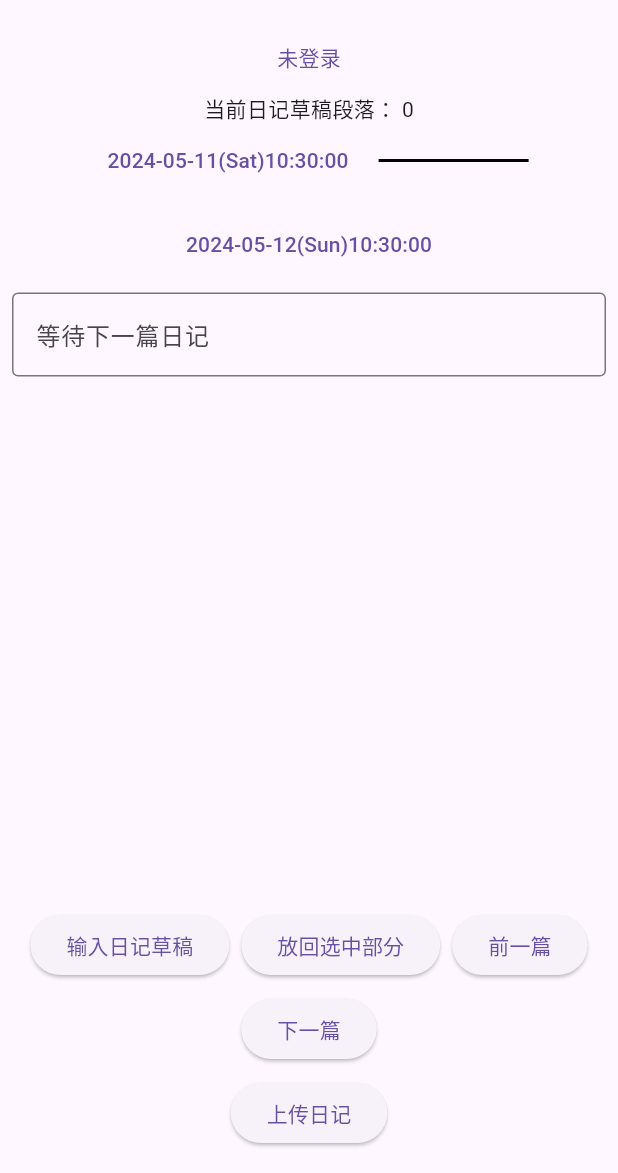
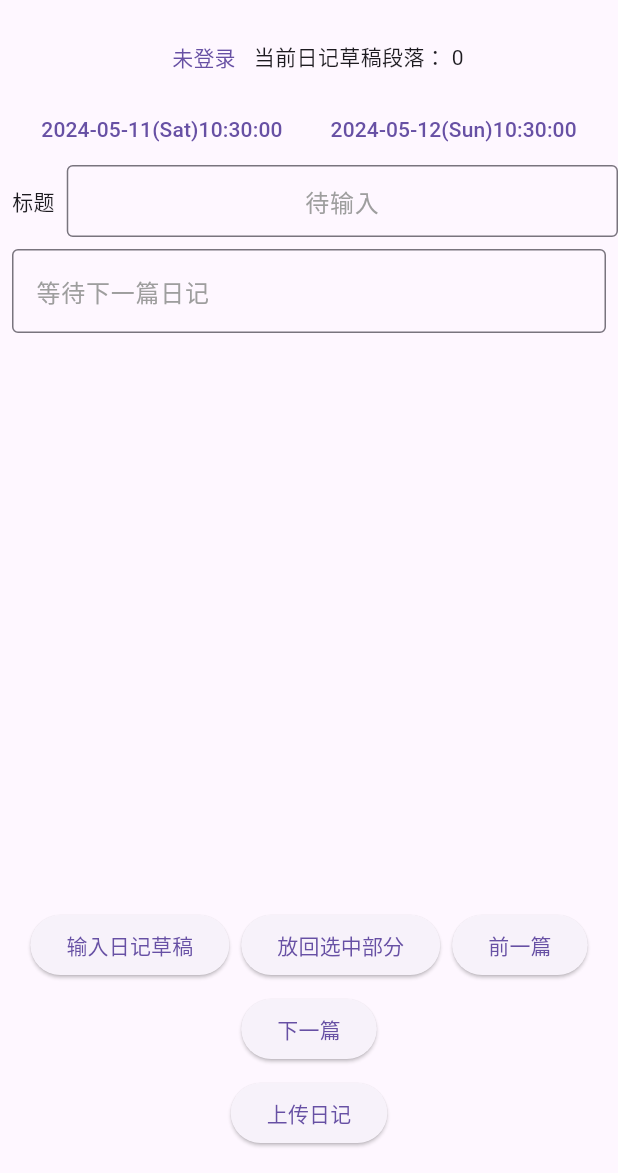
Before and after one commit to AoEiuV020/DiaryUploader, a Flutter app: the DiarySplitView screen opened by its route, after a tap on "下一篇", on a phone screen of 412 x 824 dp, the part 63-1236 px from its top. Run offline on Flutter 3.47's test engine with Material 3 defaults, Android fonts, the phone set to English and light mode, and no system bars; our stand-ins replace flutter_dotenv, get, google_sign_in, googleapis_auth, plugin_platform_interface, shared_preferences and 1 more; missing offline and left inert: extension_google_sign_in_as_googleapis_auth, googleapis, shelf_router; accounts and stored records are empty.

Commit message:
添加日记标题的解析

```diff
--- a/apps/diaryuploader/lib/app/modules/DiarySplit/controllers/diary_split_controller.dart
+++ b/apps/diaryuploader/lib/app/modules/DiarySplit/controllers/diary_split_controller.dart
@@ -12,6 +12,7 @@ import '../../../routes/app_pages.dart';
 
 class DiarySplitController extends GetxController {
   final TextEditingController textController = TextEditingController();
+  final TextEditingController titleController = TextEditingController();
   final DateFormat dateFormat =
       DateFormat('yyyy-MM-dd(E)HH:mm:ss', Get.locale?.toString());
   final GoogleSignInController signIn = Get.find();
@@ -48,7 +49,7 @@ class DiarySplitController extends GetxController {
 
   Diary defaultDiary() {
     final now = DateTime.now();
-    return Diary('', now.add(const Duration(days: -1)), now);
+    return Diary('', '', now.add(const Duration(days: -1)), now);
   }
 
   void append(String text) {
--- a/apps/diaryuploader/lib/app/modules/DiarySplit/views/diary_split_view.dart
+++ b/apps/diaryuploader/lib/app/modules/DiarySplit/views/diary_split_view.dart
@@ -27,9 +27,9 @@ class DiarySplitView extends GetView<DiarySplitController> {
                         : '选择日历本'
                     : '未登录')),
               ),
+              Obx(() => Text('当前日记草稿段落： ${controller.diaryContent.length}')),
             ],
           ),
-          Obx(() => Text('当前日记草稿段落： ${controller.diaryContent.length}')),
           Wrap(
             spacing: 8.0,
             runSpacing: 8.0,
@@ -48,12 +48,6 @@ class DiarySplitView extends GetView<DiarySplitController> {
                 child: Obx(() => Text(controller
                     .timeToString(controller.currentDiary.value.start))),
               ),
-              // 中间横线
-              Container(
-                width: 100.0, // 可以根据需要调整横线的长度
-                height: 2.0, // 横线的宽度
-                color: Colors.black, // 横线的颜色
-              ),
               // 右侧时间控件
               TextButton(
                 onPressed: () {
@@ -66,6 +60,28 @@ class DiarySplitView extends GetView<DiarySplitController> {
                 },
                 child: Obx(() => Text(controller
                     .timeToString(controller.currentDiary.value.end))),
+              ),
+            ],
+          ),
+          Row(
+            children: [
+              const Padding(
+                padding: EdgeInsets.all(8.0),
+                child: Text('标题'),
+              ),
+              Expanded(
+                child: TextField(
+                  controller: controller.titleController,
+                  textAlign: TextAlign.center,
+                  decoration: const InputDecoration(
+                    border: OutlineInputBorder(),
+                    contentPadding: EdgeInsets.all(8),
+                    hintText: '待输入',
+                    hintStyle: TextStyle(
+                      color: Colors.grey, // 使用灰色系列颜色
+                    ),
+                  ),
+                ),
               ),
             ],
           ),
@@ -87,6 +103,9 @@ class DiarySplitView extends GetView<DiarySplitController> {
                         decoration: const InputDecoration(
                           border: OutlineInputBorder(),
                           hintText: '等待下一篇日记',
+                          hintStyle: TextStyle(
+                            color: Colors.grey, // 使用灰色系列颜色
+                          ),
                         ),
                       ),
                     ),
--- a/packages/diary_split/lib/src/diary.dart
+++ b/packages/diary_split/lib/src/diary.dart
@@ -2,22 +2,26 @@
 import 'dart:convert';
 
 class Diary {
+  final String title;
   final String content;
   final DateTime start;
   final DateTime end;
 
   Diary(
+    this.title,
     this.content,
     this.start,
     this.end,
   );
 
   Diary copyWith({
+    String? title,
     String? content,
     DateTime? start,
     DateTime? end,
   }) {
     return Diary(
+      title ?? this.title,
       content ?? this.content,
       start ?? this.start,
       end ?? this.end,
@@ -26,6 +30,7 @@ class Diary {
 
   Map<String, dynamic> toMap() {
     return <String, dynamic>{
+      'title': title,
       'content': content,
       'start': start.millisecondsSinceEpoch,
       'end': end.millisecondsSinceEpoch,
@@ -34,6 +39,7 @@ class Diary {
 
   factory Diary.fromMap(Map<String, dynamic> map) {
     return Diary(
+      map['title'] as String,
       map['content'] as String,
       DateTime.fromMillisecondsSinceEpoch(map['start'] as int),
       DateTime.fromMillisecondsSinceEpoch(map['end'] as int),
@@ -46,15 +52,26 @@ class Diary {
       Diary.fromMap(json.decode(source) as Map<String, dynamic>);
 
   @override
-  String toString() => 'Diary(content: $content, start: $start, end: $end)';
+  String toString() {
+    return 'Diary(title: $title, content: $content, start: $start, end: $end)';
+  }
 
   @override
   bool operator ==(covariant Diary other) {
     if (identical(this, other)) return true;
 
-    return other.content == content && other.start == start && other.end == end;
+    return
+      other.title == title &&
+      other.content == content &&
+      other.start == start &&
+      other.end == end;
   }
 
   @override
-  int get hashCode => content.hashCode ^ start.hashCode ^ end.hashCode;
+  int get hashCode {
+    return title.hashCode ^
+      content.hashCode ^
+      start.hashCode ^
+      end.hashCode;
+  }
 }
--- a/packages/diary_split/lib/src/diary_split_base.dart
+++ b/packages/diary_split/lib/src/diary_split_base.dart
@@ -10,4 +10,5 @@ abstract class DiarySplit {
   void append(String diaryDraft);
   Future<Diary> popDiary();
   void back(String text);
+  Diary parse(DateTime from, String content);
 }
```
Also changed, not shown: packages/diary_split/lib/src/diary_split_impl.dart (+40 -1 lines), 1 other file.
